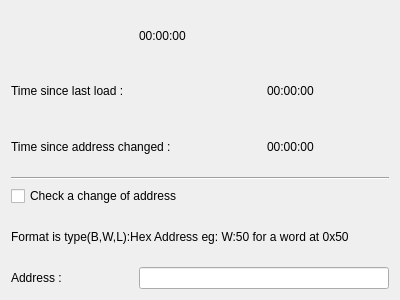
First picture: the form in trainingtimer.ui, repository Skarsnik/Savestate2snes, before the edit.
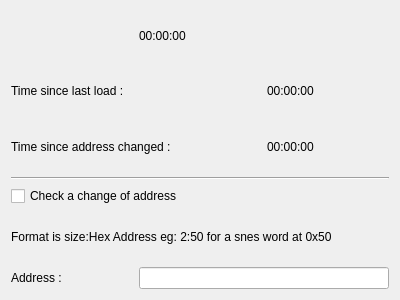
Second picture: the form after the edit.

```diff
--- a/trainingtimer.ui
+++ b/trainingtimer.ui
@@ -54,7 +54,7 @@
      <item row="5" column="0" colspan="3">
       <widget class="QLabel" name="label_8">
        <property name="text">
-        <string>Format is type(B,W,L):Hex Address eg: W:50 for a word at 0x50</string>
+        <string>Format is size:Hex Address eg: 2:50 for a snes word at 0x50</string>
        </property>
        <property name="wordWrap">
         <bool>true</bool>
```
